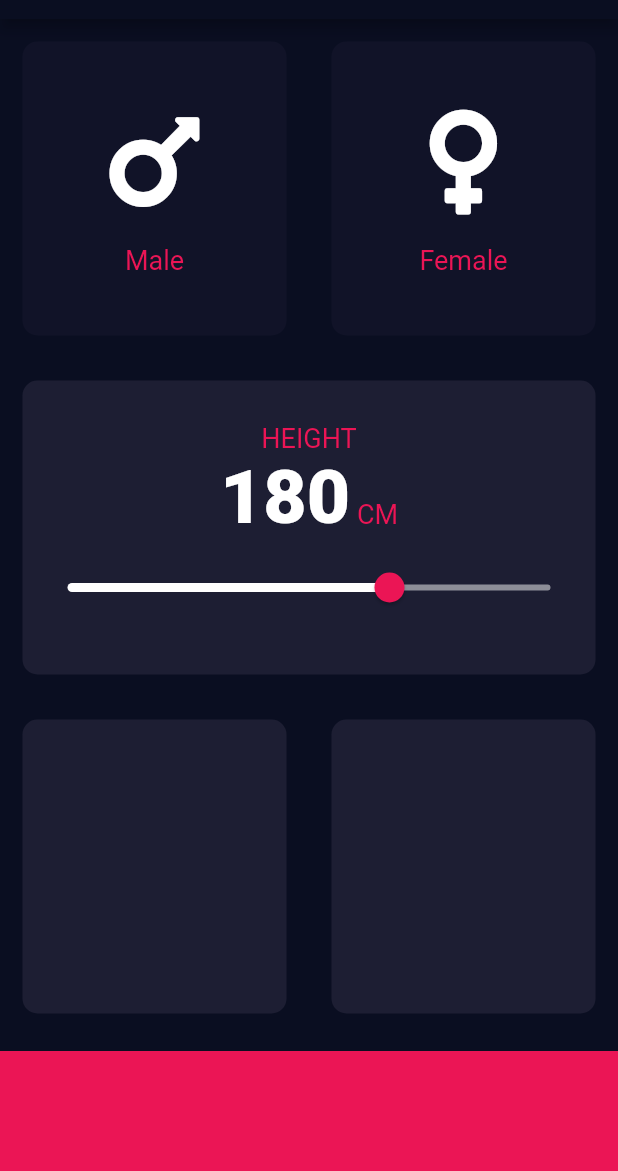
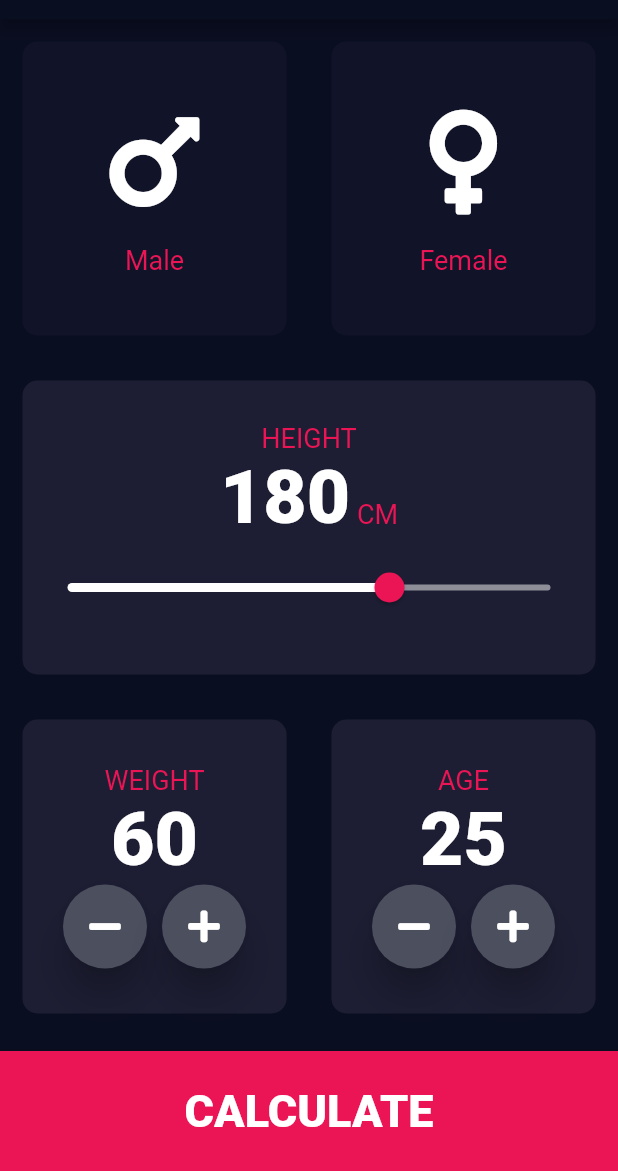
Before and after one commit to githubanis/bmi-calculator-flutter, a Flutter app: the screen it shows after launch, on a phone screen of 412 x 824 dp, the part 65-1236 px from its top. Run offline on Flutter 3.47's test engine with Material 2 defaults, Android fonts, the phone set to English and light mode, and no system bars; our stand-ins replace font_awesome_flutter.

Commit message:
Weight and height ui design

```diff
--- a/lib/input_page.dart
+++ b/lib/input_page.dart
@@ -4,6 +4,7 @@ import 'package:font_awesome_flutter/font_awesome_flutter.dart';
 import 'constants.dart';
 import 'icon_content.dart';
 import 'reusable_card.dart';
+import 'roundIconButton.dart';
 
 enum Gender {
   Male,
@@ -18,6 +19,8 @@ class InputPage extends StatefulWidget {
 class _InputPageState extends State<InputPage> {
   Gender selectedGender;
   int height = 180;
+  int weight = 60;
+  int age = 25;
 
   @override
   Widget build(BuildContext context) {
@@ -124,11 +127,85 @@ class _InputPageState extends State<InputPage> {
                 Expanded(
                   child: ReusableCard(
                     colour: kActiveCardColor,
+                    cardChild: Column(
+                      mainAxisAlignment: MainAxisAlignment.center,
+                      children: <Widget>[
+                        Text(
+                          'WEIGHT',
+                          style: kLabelTextStyle,
+                        ),
+                        Text(
+                          weight.toString(),
+                          style: kNumberTextStyle,
+                        ),
+                        Row(
+                          mainAxisAlignment: MainAxisAlignment.center,
+                          children: <Widget>[
+                            RoundIconButton(
+                              icon: FontAwesomeIcons.minus,
+                              onPressed: () {
+                                setState(() {
+                                  weight--;
+                                });
+                              },
+                            ),
+                            SizedBox(
+                              width: 10.0,
+                            ),
+                            RoundIconButton(
+                              icon: FontAwesomeIcons.plus,
+                              onPressed: () {
+                                setState(() {
+                                  weight++;
+                                });
+                              },
+                            ),
+                          ],
+                        ),
+                      ],
+                    ),
                   ),
                 ),
                 Expanded(
                   child: ReusableCard(
                     colour: kActiveCardColor,
+                    cardChild: Column(
+                      mainAxisAlignment: MainAxisAlignment.center,
+                      children: <Widget>[
+                        Text(
+                          'AGE',
+                          style: kLabelTextStyle,
+                        ),
+                        Text(
+                          age.toString(),
+                          style: kNumberTextStyle,
+                        ),
+                        Row(
+                          mainAxisAlignment: MainAxisAlignment.center,
+                          children: <Widget>[
+                            RoundIconButton(
+                              icon: FontAwesomeIcons.minus,
+                              onPressed: () {
+                                setState(() {
+                                  age--;
+                                });
+                              },
+                            ),
+                            SizedBox(
+                              width: 10.0,
+                            ),
+                            RoundIconButton(
+                              icon: FontAwesomeIcons.plus,
+                              onPressed: () {
+                                setState(() {
+                                  age++;
+                                });
+                              },
+                            ),
+                          ],
+                        ),
+                      ],
+                    ),
                   ),
                 ),
               ],
@@ -139,6 +216,18 @@ class _InputPageState extends State<InputPage> {
             margin: EdgeInsets.only(top: 10.0),
             width: double.infinity,
             height: kBottomContainerHeight,
+            child: Row(
+              mainAxisAlignment: MainAxisAlignment.center,
+              children: <Widget>[
+                Text(
+                  'CALCULATE',
+                  style: TextStyle(
+                    fontSize: 30.0,
+                    fontWeight: FontWeight.w900,
+                  ),
+                ),
+              ],
+            ),
           ),
         ],
       ),
--- /dev/null
+++ b/lib/roundIconButton.dart
@@ -0,0 +1,22 @@
+import 'package:flutter/material.dart';
+
+class RoundIconButton extends StatelessWidget {
+  RoundIconButton({@required this.icon, @required this.onPressed});
+  final IconData icon;
+  final Function onPressed;
+
+  @override
+  Widget build(BuildContext context) {
+    return RawMaterialButton(
+      child: Icon(icon),
+      onPressed: onPressed,
+      elevation: 10.0,
+      constraints: BoxConstraints.tightFor(
+        width: 56.0,
+        height: 56.0,
+      ),
+      shape: CircleBorder(),
+      fillColor: Color(0xFF4C4f5E),
+    );
+  }
+}
```
